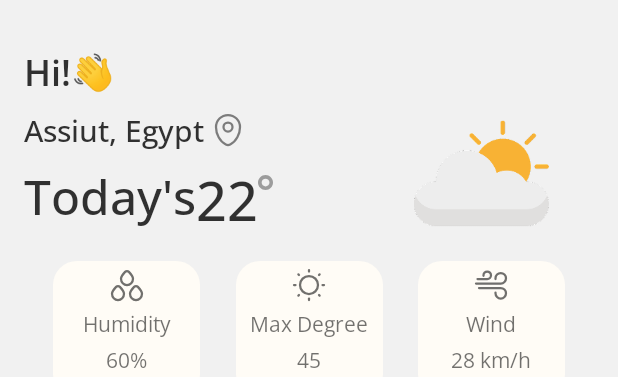
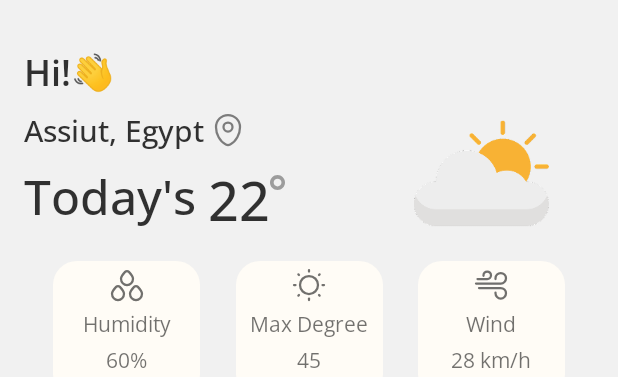
Before and after one commit to febronia53/Clothing_Suggester, an Android app: the layout activity_main.xml on its own in the app's theme, with its tools: preview values and no code run, on a phone screen of 412 x 824 dp. Shown: the top 377 px of the screen. Run offline under Robolectric (Android 15) with nearby library versions, the phone set to English and light mode, and no system bars.

Commit message:
fix spacing between views

```diff
--- a/app/src/main/res/values/styles.xml
+++ b/app/src/main/res/values/styles.xml
@@ -27,6 +27,7 @@
         <item name="android:fontFamily">@font/opensans_medium</item>
         <item name="android:textColor">@color/black_87</item>
         <item name="android:layout_marginTop">@dimen/margin_meduim</item>
+        <item name="android:layout_marginStart">@dimen/margin_meduim</item>
     </style>
 
     <!-- Text day -->
```
